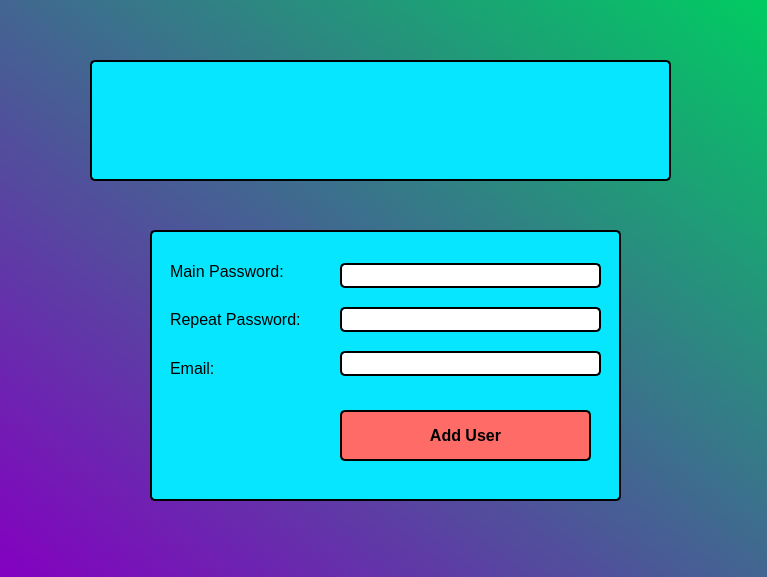
Old version of the form UI_design/thiui.ui in the repository XSajmonX/Passwords_Guardian.
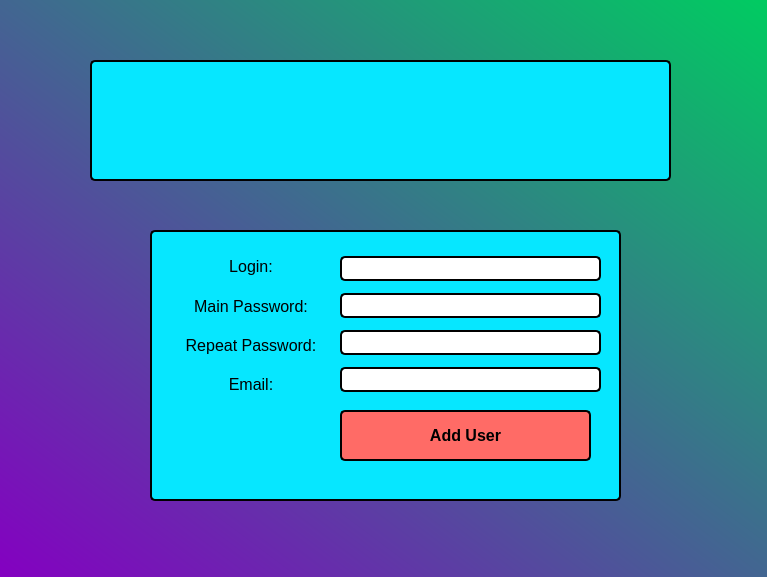
New version of the form. Icons and pictures are not drawn.

```diff
--- a/UI_design/thiui.ui
+++ b/UI_design/thiui.ui
@@ -63,7 +63,7 @@
       <x>190</x>
       <y>20</y>
       <width>261</width>
-      <height>139</height>
+      <height>151</height>
      </rect>
     </property>
     <layout class="QVBoxLayout" name="user_verticalLayout_3">
@@ -112,7 +112,29 @@
       </widget>
      </item>
      <item>
-      <widget class="QLineEdit" name="user_lineEdit_3">
+      <widget class="QLineEdit" name="user_lineEdit2">
+       <property name="font">
+        <font>
+         <family>Times New Roman</family>
+         <pointsize>12</pointsize>
+        </font>
+       </property>
+       <property name="styleSheet">
+        <string notr="true">QLineEdit{
+	border: 2px solid black;
+	border-radius: 5px;
+}</string>
+       </property>
+       <property name="echoMode">
+        <enum>QLineEdit::Password</enum>
+       </property>
+       <property name="alignment">
+        <set>Qt::AlignCenter</set>
+       </property>
+      </widget>
+     </item>
+     <item>
+      <widget class="QLineEdit" name="user_lineEdit3">
        <property name="font">
         <font>
          <family>Times New Roman</family>
@@ -138,10 +160,25 @@
       <x>20</x>
       <y>20</y>
       <width>162</width>
-      <height>139</height>
+      <height>151</height>
      </rect>
     </property>
     <layout class="QVBoxLayout" name="user_verticalLayout_4">
+     <item>
+      <widget class="QLabel" name="user_label">
+       <property name="font">
+        <font>
+         <pointsize>12</pointsize>
+        </font>
+       </property>
+       <property name="text">
+        <string>Login:</string>
+       </property>
+       <property name="alignment">
+        <set>Qt::AlignCenter</set>
+       </property>
+      </widget>
+     </item>
      <item>
       <widget class="QLabel" name="user_label1">
        <property name="font">
@@ -152,6 +189,9 @@
        <property name="text">
         <string>Main Password:</string>
        </property>
+       <property name="alignment">
+        <set>Qt::AlignCenter</set>
+       </property>
       </widget>
      </item>
      <item>
@@ -164,6 +204,9 @@
        <property name="text">
         <string>Repeat Password:</string>
        </property>
+       <property name="alignment">
+        <set>Qt::AlignCenter</set>
+       </property>
       </widget>
      </item>
      <item>
@@ -176,6 +219,9 @@
        <property name="text">
         <string>Email:</string>
        </property>
+       <property name="alignment">
+        <set>Qt::AlignCenter</set>
+       </property>
       </widget>
      </item>
     </layout>
```
Left out of the diff: 2 changed lines with no effect on the pictures.
